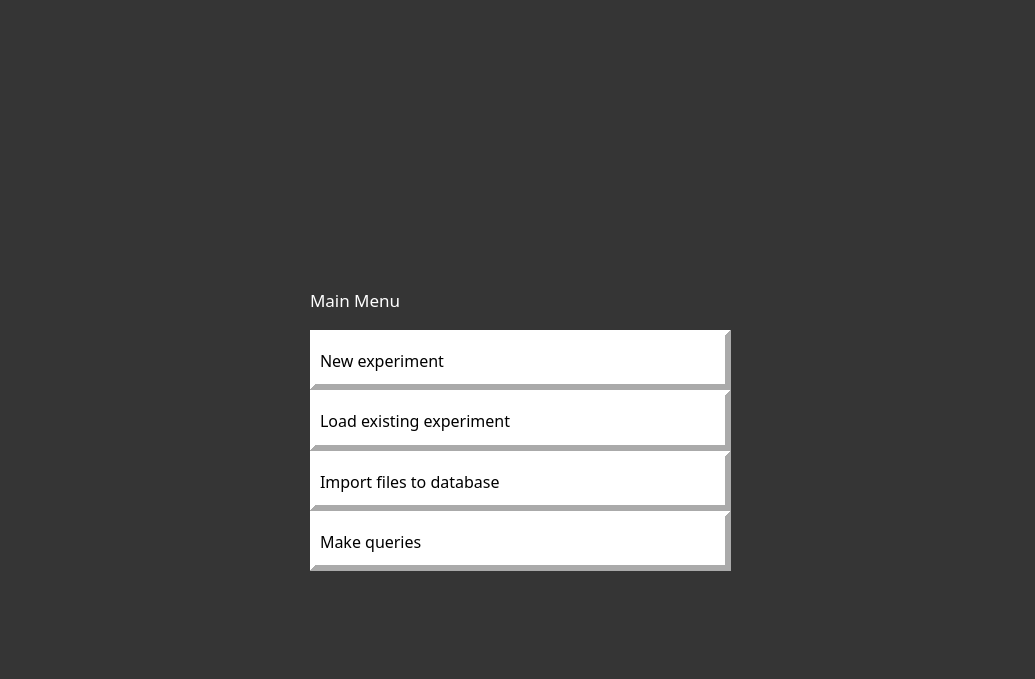
Qt form app/dialogs/frames/mainmenu.ui (jnicoleoliveira/SPECData) before a commit.
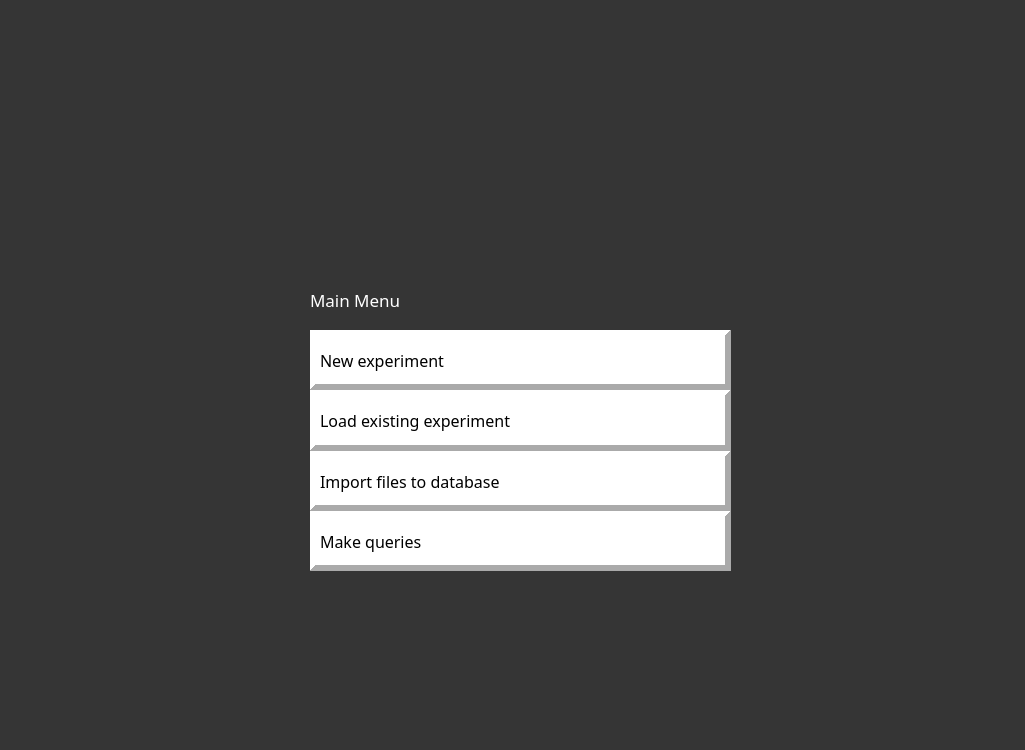
The same form after that commit. Icons and pictures are not drawn.

Patch:
```diff
--- a/app/dialogs/frames/mainmenu.ui
+++ b/app/dialogs/frames/mainmenu.ui
@@ -6,8 +6,8 @@
    <rect>
     <x>0</x>
     <y>0</y>
-    <width>1035</width>
-    <height>679</height>
+    <width>1025</width>
+    <height>750</height>
    </rect>
   </property>
   <property name="windowTitle">
```
